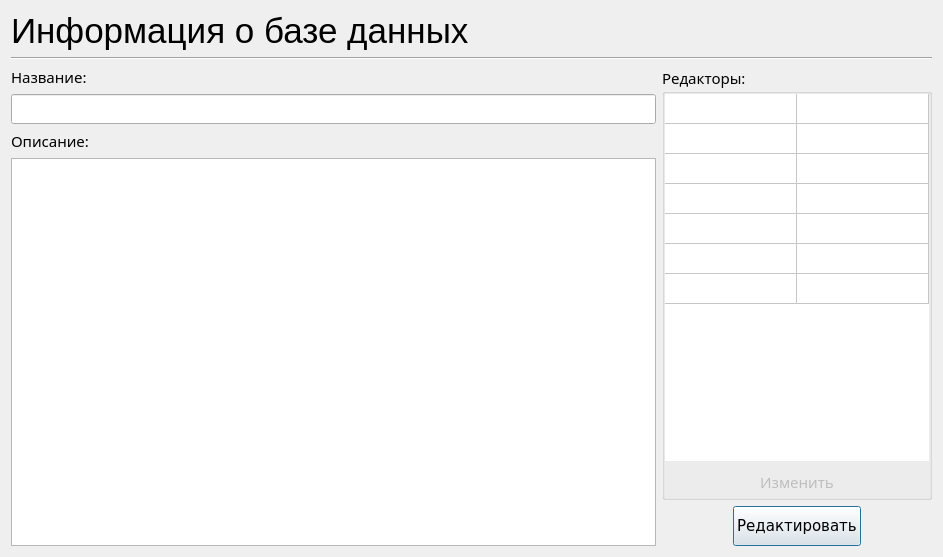
First picture: the form in informationdb_dialog.ui, repository skripach2111/Kursovoy, before the edit.
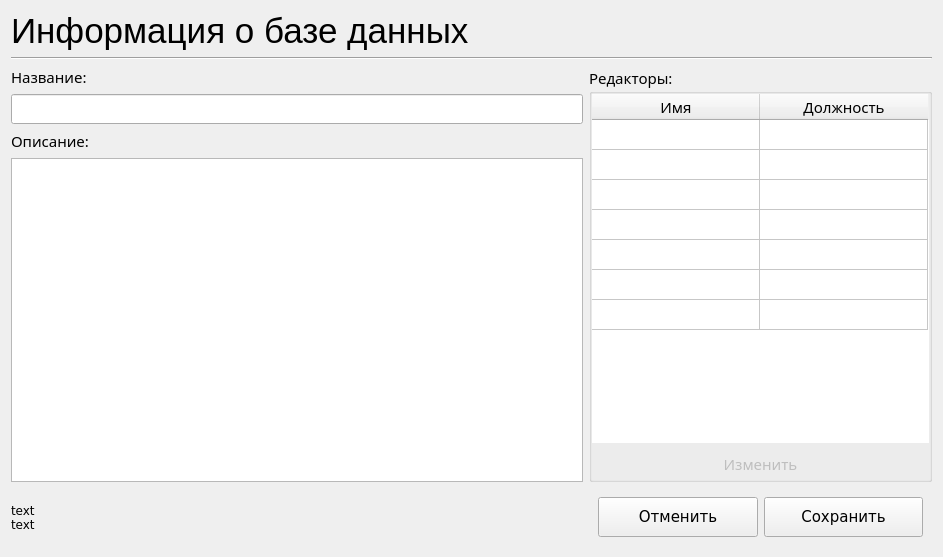
Second picture: the form after the edit.

What changed in the file:
```diff
--- a/informationdb_dialog.ui
+++ b/informationdb_dialog.ui
@@ -14,127 +14,7 @@
    <string>Dialog</string>
   </property>
   <layout class="QGridLayout" name="gridLayout_2">
-   <item row="3" column="0">
-    <widget class="QLineEdit" name="lineEdit_Name">
-     <property name="enabled">
-      <bool>true</bool>
-     </property>
-     <property name="font">
-      <font>
-       <family>AlArabiya</family>
-       <pointsize>11</pointsize>
-      </font>
-     </property>
-     <property name="readOnly">
-      <bool>true</bool>
-     </property>
-    </widget>
-   </item>
-   <item row="6" column="2">
-    <widget class="QPushButton" name="pushButton_Edit">
-     <property name="sizePolicy">
-      <sizepolicy hsizetype="Minimum" vsizetype="Fixed">
-       <horstretch>0</horstretch>
-       <verstretch>0</verstretch>
-      </sizepolicy>
-     </property>
-     <property name="minimumSize">
-      <size>
-       <width>0</width>
-       <height>40</height>
-      </size>
-     </property>
-     <property name="font">
-      <font>
-       <family>DejaVu Sans</family>
-       <pointsize>11</pointsize>
-      </font>
-     </property>
-     <property name="text">
-      <string>Редактировать</string>
-     </property>
-    </widget>
-   </item>
-   <item row="5" column="0" rowspan="2">
-    <widget class="QPlainTextEdit" name="plainTextEdit_MoreInfo">
-     <property name="enabled">
-      <bool>true</bool>
-     </property>
-     <property name="sizePolicy">
-      <sizepolicy hsizetype="Preferred" vsizetype="Preferred">
-       <horstretch>0</horstretch>
-       <verstretch>0</verstretch>
-      </sizepolicy>
-     </property>
-     <property name="font">
-      <font>
-       <family>AlArabiya</family>
-       <pointsize>11</pointsize>
-      </font>
-     </property>
-     <property name="lineWrapMode">
-      <enum>QPlainTextEdit::NoWrap</enum>
-     </property>
-     <property name="readOnly">
-      <bool>true</bool>
-     </property>
-     <property name="overwriteMode">
-      <bool>false</bool>
-     </property>
-    </widget>
-   </item>
-   <item row="4" column="0">
-    <widget class="QLabel" name="label_MoreInfo">
-     <property name="sizePolicy">
-      <sizepolicy hsizetype="Preferred" vsizetype="Maximum">
-       <horstretch>0</horstretch>
-       <verstretch>0</verstretch>
-      </sizepolicy>
-     </property>
-     <property name="font">
-      <font>
-       <family>AlArabiya</family>
-       <pointsize>11</pointsize>
-      </font>
-     </property>
-     <property name="text">
-      <string>Описание:</string>
-     </property>
-    </widget>
-   </item>
-   <item row="6" column="1">
-    <spacer name="horizontalSpacer_3">
-     <property name="orientation">
-      <enum>Qt::Horizontal</enum>
-     </property>
-     <property name="sizeType">
-      <enum>QSizePolicy::Maximum</enum>
-     </property>
-     <property name="sizeHint" stdset="0">
-      <size>
-       <width>65</width>
-       <height>0</height>
-      </size>
-     </property>
-    </spacer>
-   </item>
-   <item row="6" column="3">
-    <spacer name="horizontalSpacer">
-     <property name="orientation">
-      <enum>Qt::Horizontal</enum>
-     </property>
-     <property name="sizeType">
-      <enum>QSizePolicy::Minimum</enum>
-     </property>
-     <property name="sizeHint" stdset="0">
-      <size>
-       <width>65</width>
-       <height>0</height>
-      </size>
-     </property>
-    </spacer>
-   </item>
-   <item row="0" column="0" colspan="4">
+   <item row="0" column="0">
     <widget class="QLabel" name="label">
      <property name="sizePolicy">
       <sizepolicy hsizetype="Preferred" vsizetype="Maximum">
@@ -152,7 +32,7 @@
      </property>
     </widget>
    </item>
-   <item row="1" column="0" colspan="4">
+   <item row="1" column="0" colspan="2">
     <widget class="Line" name="line">
      <property name="orientation">
       <enum>Qt::Horizontal</enum>
@@ -163,10 +43,16 @@
     <widget class="QLabel" name="label_Name">
      <property name="sizePolicy">
       <sizepolicy hsizetype="Preferred" vsizetype="Maximum">
-       <horstretch>0</horstretch>
+       <horstretch>5</horstretch>
        <verstretch>0</verstretch>
       </sizepolicy>
      </property>
+     <property name="sizeIncrement">
+      <size>
+       <width>3</width>
+       <height>0</height>
+      </size>
+     </property>
      <property name="font">
       <font>
        <family>AlArabiya</family>
@@ -178,8 +64,20 @@
      </property>
     </widget>
    </item>
-   <item row="2" column="1" rowspan="4" colspan="3">
+   <item row="2" column="1" rowspan="4">
     <widget class="QGroupBox" name="groupBox_Users">
+     <property name="sizePolicy">
+      <sizepolicy hsizetype="Preferred" vsizetype="Preferred">
+       <horstretch>3</horstretch>
+       <verstretch>0</verstretch>
+      </sizepolicy>
+     </property>
+     <property name="sizeIncrement">
+      <size>
+       <width>0</width>
+       <height>0</height>
+      </size>
+     </property>
      <property name="font">
       <font>
        <family>AlArabiya</family>
@@ -220,13 +118,13 @@
          <number>7</number>
         </property>
         <attribute name="horizontalHeaderVisible">
-         <bool>false</bool>
+         <bool>true</bool>
         </attribute>
         <attribute name="horizontalHeaderMinimumSectionSize">
          <number>24</number>
         </attribute>
         <attribute name="horizontalHeaderDefaultSectionSize">
-         <number>132</number>
+         <number>168</number>
         </attribute>
         <attribute name="verticalHeaderVisible">
          <bool>false</bool>
@@ -269,6 +167,173 @@
      </layout>
     </widget>
    </item>
+   <item row="3" column="0">
+    <widget class="QLineEdit" name="lineEdit_Name">
+     <property name="enabled">
+      <bool>true</bool>
+     </property>
+     <property name="font">
+      <font>
+       <family>AlArabiya</family>
+       <pointsize>11</pointsize>
+      </font>
+     </property>
+     <property name="readOnly">
+      <bool>true</bool>
+     </property>
+    </widget>
+   </item>
+   <item row="4" column="0">
+    <widget class="QLabel" name="label_MoreInfo">
+     <property name="sizePolicy">
+      <sizepolicy hsizetype="Preferred" vsizetype="Maximum">
+       <horstretch>0</horstretch>
+       <verstretch>0</verstretch>
+      </sizepolicy>
+     </property>
+     <property name="font">
+      <font>
+       <family>AlArabiya</family>
+       <pointsize>11</pointsize>
+      </font>
+     </property>
+     <property name="text">
+      <string>Описание:</string>
+     </property>
+    </widget>
+   </item>
+   <item row="5" column="0">
+    <widget class="QPlainTextEdit" name="plainTextEdit_MoreInfo">
+     <property name="enabled">
+      <bool>true</bool>
+     </property>
+     <property name="sizePolicy">
+      <sizepolicy hsizetype="Preferred" vsizetype="Preferred">
+       <horstretch>0</horstretch>
+       <verstretch>0</verstretch>
+      </sizepolicy>
+     </property>
+     <property name="font">
+      <font>
+       <family>AlArabiya</family>
+       <pointsize>11</pointsize>
+      </font>
+     </property>
+     <property name="lineWrapMode">
+      <enum>QPlainTextEdit::NoWrap</enum>
+     </property>
+     <property name="readOnly">
+      <bool>true</bool>
+     </property>
+     <property name="overwriteMode">
+      <bool>false</bool>
+     </property>
+    </widget>
+   </item>
+   <item row="6" column="1">
+    <widget class="QStackedWidget" name="stackedWidget">
+     <property name="sizePolicy">
+      <sizepolicy hsizetype="Preferred" vsizetype="Maximum">
+       <horstretch>0</horstretch>
+       <verstretch>0</verstretch>
+      </sizepolicy>
+     </property>
+     <property name="currentIndex">
+      <number>1</number>
+     </property>
+     <widget class="QWidget" name="page">
+      <layout class="QHBoxLayout" name="horizontalLayout">
+       <item>
+        <widget class="QPushButton" name="pushButton_Edit">
+         <property name="sizePolicy">
+          <sizepolicy hsizetype="Minimum" vsizetype="Fixed">
+           <horstretch>0</horstretch>
+           <verstretch>0</verstretch>
+          </sizepolicy>
+         </property>
+         <property name="minimumSize">
+          <size>
+           <width>0</width>
+           <height>40</height>
+          </size>
+         </property>
+         <property name="font">
+          <font>
+           <family>DejaVu Sans</family>
+           <pointsize>11</pointsize>
+          </font>
+         </property>
+         <property name="text">
+          <string>Редактировать</string>
+         </property>
+        </widget>
+       </item>
+      </layout>
+     </widget>
+     <widget class="QWidget" name="page_2">
+      <layout class="QHBoxLayout" name="horizontalLayout_2">
+       <item>
+        <widget class="QPushButton" name="pushButton">
+         <property name="minimumSize">
+          <size>
+           <width>0</width>
+           <height>40</height>
+          </size>
+         </property>
+         <property name="sizeIncrement">
+          <size>
+           <width>0</width>
+           <height>0</height>
+          </size>
+         </property>
+         <property name="font">
+          <font>
+           <family>DejaVu Sans</family>
+           <pointsize>11</pointsize>
+          </font>
+         </property>
+         <property name="text">
+          <string>Отменить</string>
+         </property>
+        </widget>
+       </item>
+       <item>
+        <widget class="QPushButton" name="pushButton_2">
+         <property name="minimumSize">
+          <size>
+           <width>0</width>
+           <height>40</height>
+          </size>
+         </property>
+         <property name="font">
+          <font>
+           <family>DejaVu Sans</family>
+           <pointsize>11</pointsize>
+          </font>
+         </property>
+         <property name="text">
+          <string>Сохранить</string>
+         </property>
+        </widget>
+       </item>
+      </layout>
+     </widget>
+    </widget>
+   </item>
+   <item row="6" column="0">
+    <widget class="QLabel" name="label_Errors">
+     <property name="font">
+      <font>
+       <family>DejaVu Sans</family>
+       <pointsize>9</pointsize>
+      </font>
+     </property>
+     <property name="text">
+      <string>text
+text</string>
+     </property>
+    </widget>
+   </item>
   </layout>
  </widget>
  <resources/>
```
